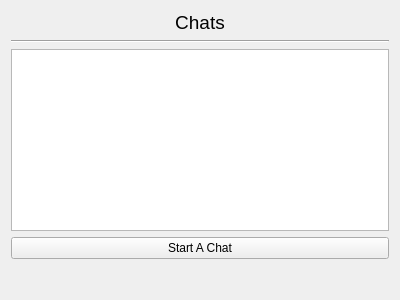
Qt form Components/App/chatcomponent.ui (saeedsamimi/InLink) before a commit.
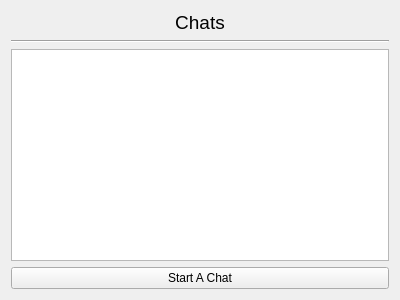
The same form after that commit.

Patch:
```diff
--- a/Components/App/chatcomponent.ui
+++ b/Components/App/chatcomponent.ui
@@ -46,7 +46,7 @@
     <widget class="QListWidget" name="Chats_list">
      <property name="sizePolicy">
       <sizepolicy hsizetype="Preferred" vsizetype="Preferred">
-       <horstretch>0</horstretch>
+       <horstretch>1</horstretch>
        <verstretch>0</verstretch>
       </sizepolicy>
      </property>
@@ -65,19 +65,6 @@
      </property>
     </widget>
    </item>
-   <item>
-    <spacer name="vspacer">
-     <property name="orientation">
-      <enum>Qt::Vertical</enum>
-     </property>
-     <property name="sizeHint" stdset="0">
-      <size>
-       <width>20</width>
-       <height>40</height>
-      </size>
-     </property>
-    </spacer>
-   </item>
   </layout>
  </widget>
  <resources/>
```
